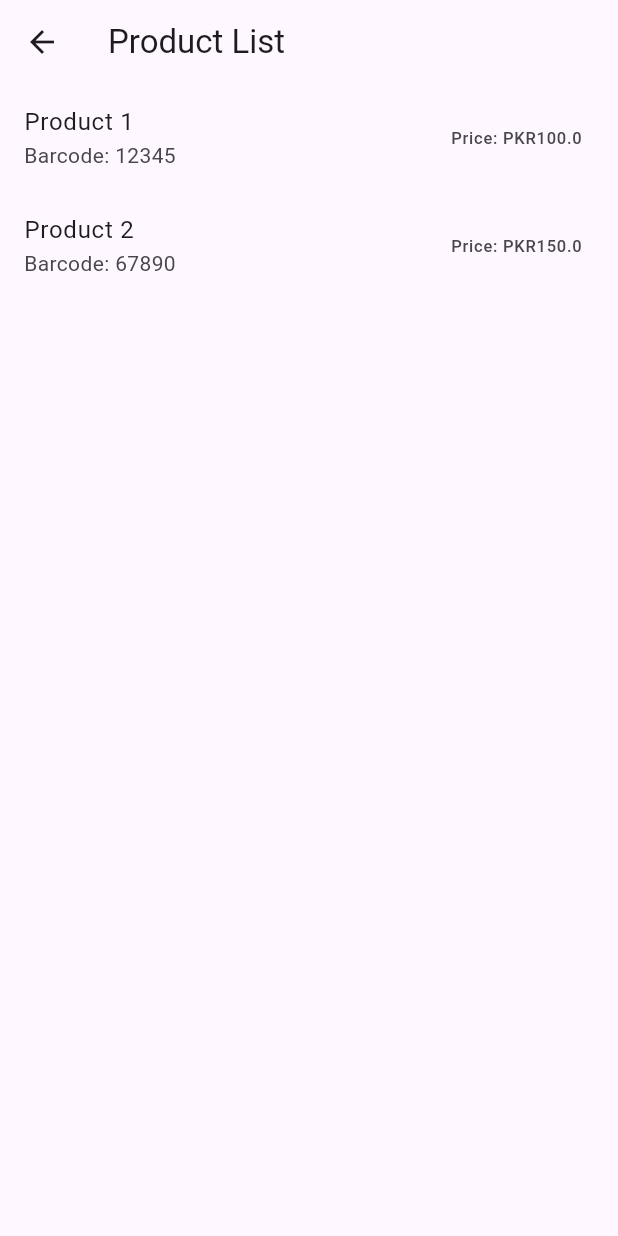
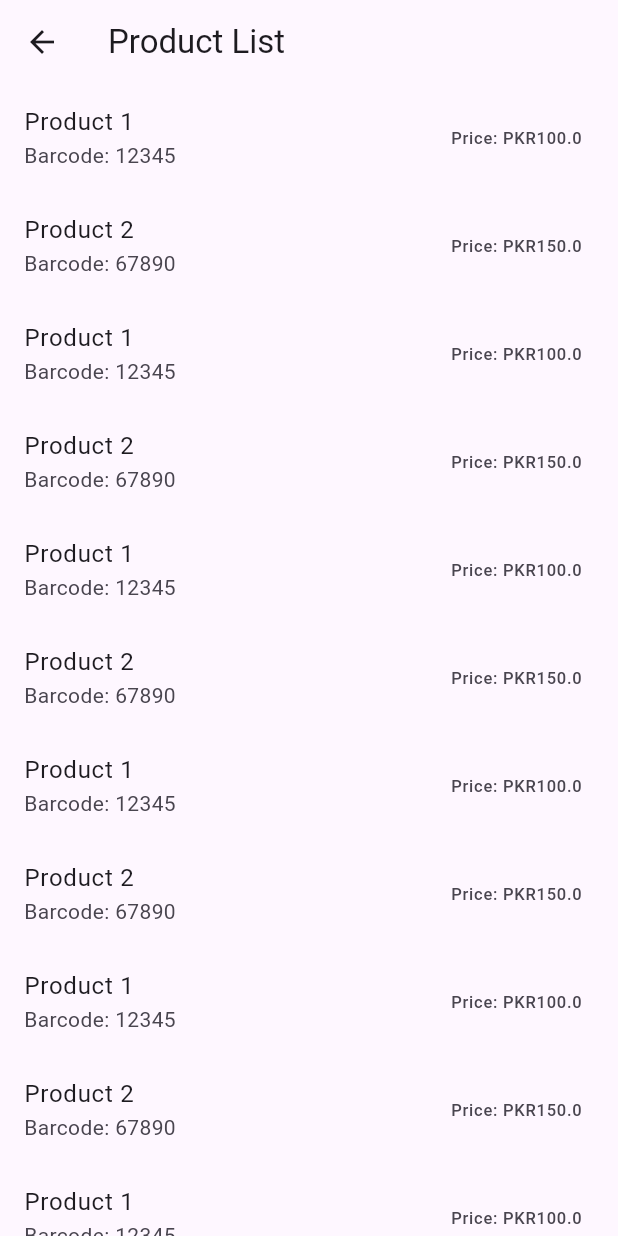
Before and after one commit to muhammadhusnain531/posnext_mobile, a Flutter app: the screen it shows after launch, in the side drawer, after a tap on "Product List", on a phone screen of 412 x 824 dp. Run offline on Flutter 3.47's test engine with Material 3 defaults, Android fonts, the phone set to English and light mode, and no system bars.

Commit message:
work on Product list  screen

```diff
--- a/lib/screen/ProductListScreen.dart
+++ b/lib/screen/ProductListScreen.dart
@@ -3,6 +3,20 @@ import 'package:flutter/material.dart';
 class ProductListScreen extends StatelessWidget {
   final List<Map<String, dynamic>> products = [
     {'name': 'Product 1', 'barcode': '12345', 'price': 100.0},
+    {'name': 'Product 2', 'barcode': '67890', 'price': 150.0},
+      {'name': 'Product 1', 'barcode': '12345', 'price': 100.0},
+    {'name': 'Product 2', 'barcode': '67890', 'price': 150.0},
+      {'name': 'Product 1', 'barcode': '12345', 'price': 100.0},
+    {'name': 'Product 2', 'barcode': '67890', 'price': 150.0},
+      {'name': 'Product 1', 'barcode': '12345', 'price': 100.0},
+    {'name': 'Product 2', 'barcode': '67890', 'price': 150.0},
+      {'name': 'Product 1', 'barcode': '12345', 'price': 100.0},
+    {'name': 'Product 2', 'barcode': '67890', 'price': 150.0},
+      {'name': 'Product 1', 'barcode': '12345', 'price': 100.0},
+    {'name': 'Product 2', 'barcode': '67890', 'price': 150.0},
+      {'name': 'Product 1', 'barcode': '12345', 'price': 100.0},
+    {'name': 'Product 2', 'barcode': '67890', 'price': 150.0},
+      {'name': 'Product 1', 'barcode': '12345', 'price': 100.0},
     {'name': 'Product 2', 'barcode': '67890', 'price': 150.0},
   ];
 
```
